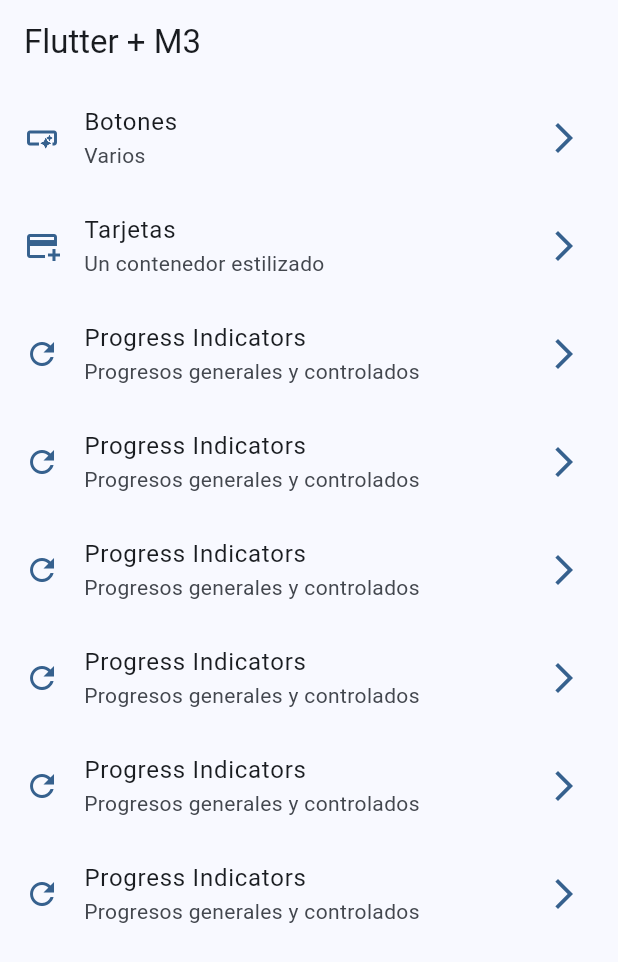
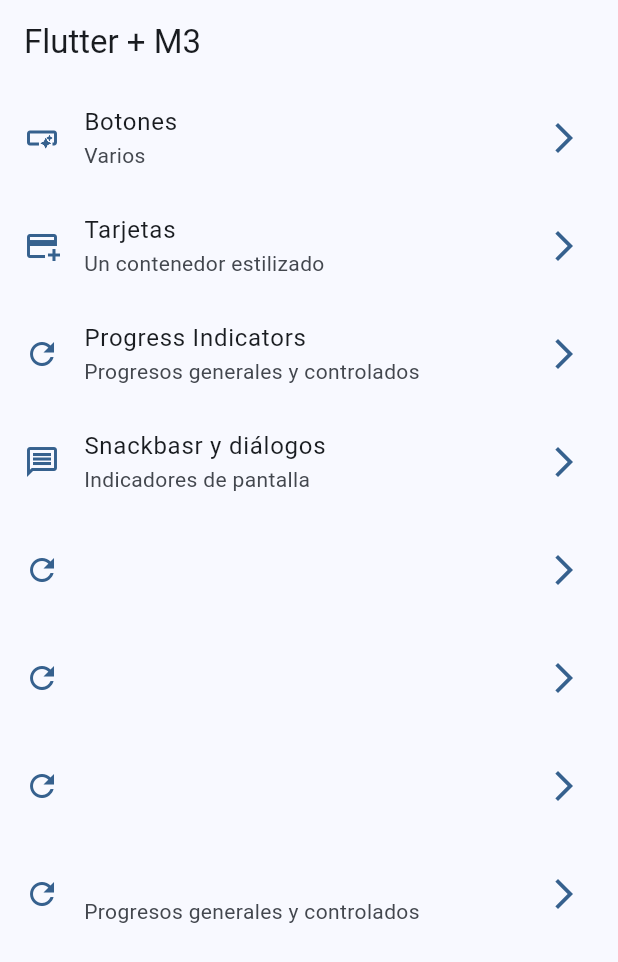
Before and after one commit to Ricardo7173/orgg_widget_app, a Flutter app: the screen it shows after launch, on a phone screen of 412 x 824 dp. Shown: the top 962 px of the screen. Run offline on Flutter 3.47's test engine with Material 3 defaults, Android fonts, the phone set to English and light mode, and no system bars; our stand-ins replace go_router.

Commit message:
SnackBar

```diff
--- a/lib/config/menu/menu_item.dart
+++ b/lib/config/menu/menu_item.dart
@@ -38,35 +38,35 @@
   ),
 
   MenuItem(
-    title: 'Progress Indicators',
-    subTitle: 'Progresos generales y controlados',
+    title: 'Snackbasr y diálogos',
+    subTitle: 'Indicadores de pantalla',
+    link: '/snackbar',
+    icon: Icons.message_outlined
+  ),
+
+  MenuItem(
+    title: '',
+    subTitle: '',
     link: '/progress',
     icon: Icons.refresh_outlined
   ),
 
   MenuItem(
-    title: 'Progress Indicators',
-    subTitle: 'Progresos generales y controlados',
+    title: ' ',
+    subTitle: '   ',
     link: '/progress',
     icon: Icons.refresh_outlined
   ),
 
   MenuItem(
-    title: 'Progress Indicators',
-    subTitle: 'Progresos generales y controlados',
+    title: ' ',
+    subTitle: '   ',
     link: '/progress',
     icon: Icons.refresh_outlined
   ),
 
   MenuItem(
-    title: 'Progress Indicators',
-    subTitle: 'Progresos generales y controlados',
-    link: '/progress',
-    icon: Icons.refresh_outlined
-  ),
-
-  MenuItem(
-    title: 'Progress Indicators',
+    title: ' ',
     subTitle: 'Progresos generales y controlados',
     link: '/progress',
     icon: Icons.refresh_outlined
--- a/lib/config/router/app_router.dart
+++ b/lib/config/router/app_router.dart
@@ -25,5 +25,12 @@
       builder: (context, state) => const ProgressScreen(),
       ),
 
+      GoRoute(
+      path: '/snackbar',
+      builder: (context, state) => const SnackbarScreen(),
+      ),
+
+
+
   ]
 );
```
Also changed, not shown: lib/presentacion/screens/snackbar/snackbar_screen.dart (+53 -1 lines).
